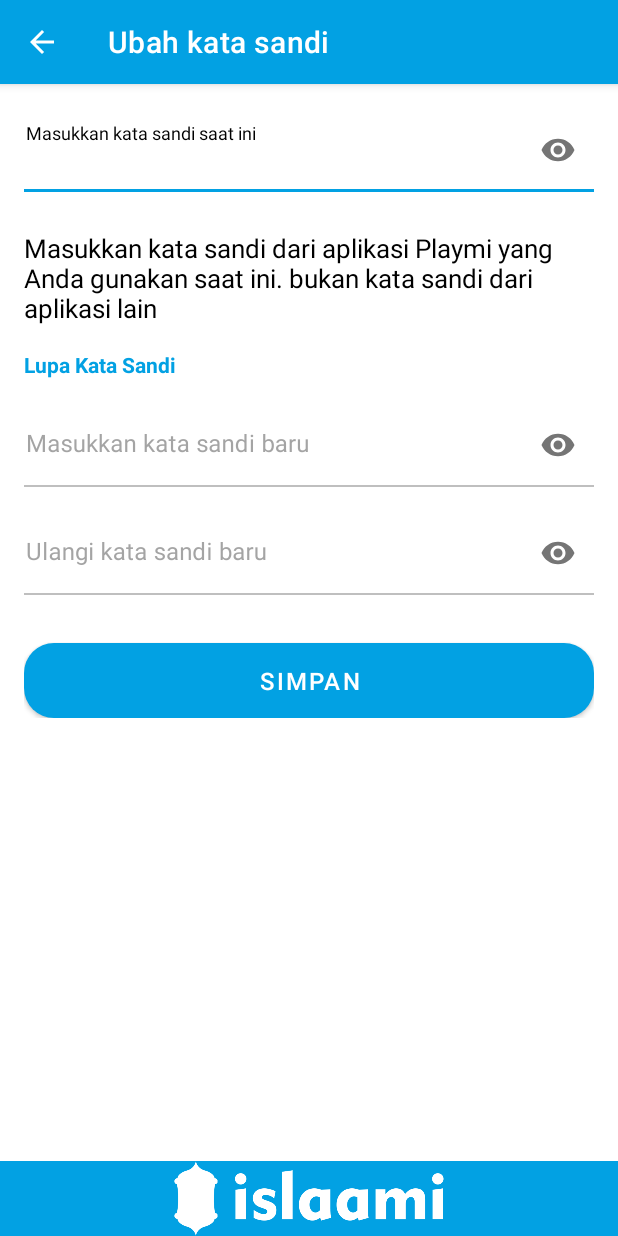
After one commit to islaamiindonesia/playmi-app, an Android app: the ChangePasswordActivity screen opened directly, with no data from a screen before it, on a phone screen of 412 x 824 dp. The commit adds this screen. Run offline under Robolectric (Android 15) with nearby library versions, the phone set to English and light mode, and no system bars; our stand-ins replace Firebase (no records; nobody signed in at launch, a user with empty details on screens opened directly), RxJava; 3 statements that could not run were skipped.

Commit message:
added change password page and the capability

```diff
--- a/app/src/main/AndroidManifest.xml
+++ b/app/src/main/AndroidManifest.xml
@@ -16,6 +16,8 @@
         android:supportsRtl="true"
         android:theme="@style/AppTheme"
         tools:targetApi="n">
+        <activity android:name=".ui.setting.change_password.ChangePasswordActivity"
+            android:theme="@style/SpecialTheme"/>
         <activity
             android:name=".ui.setting.profile.ProfileActivity"
             android:theme="@style/SpecialTheme" />
--- /dev/null
+++ b/app/src/main/java/id/islaami/playmi2021/ui/setting/change_password/ChangePasswordActivity.kt
@@ -0,0 +1,100 @@
+package id.islaami.playmi2021.ui.setting.change_password
+
+import android.content.Context
+import android.content.Intent
+import android.os.Bundle
+import androidx.core.view.isVisible
+import com.google.firebase.auth.EmailAuthProvider
+import com.google.firebase.auth.FirebaseAuth
+import id.islaami.playmi2021.R
+import id.islaami.playmi2021.ui.base.BaseSpecialActivity
+import id.islaami.playmi2021.util.isValidPassword
+import id.islaami.playmi2021.util.ui.showLongToast
+import id.islaami.playmi2021.util.ui.validate
+import kotlinx.android.synthetic.main.activity_change_password.*
+import kotlinx.android.synthetic.main.activity_change_password.progressBar
+import kotlinx.android.synthetic.main.activity_change_password.toolbar
+
+class ChangePasswordActivity : BaseSpecialActivity() {
+    lateinit var email: String
+
+    override fun onCreate(savedInstanceState: Bundle?) {
+        super.onCreate(savedInstanceState)
+        setContentView(R.layout.activity_change_password)
+        setSupportActionBar(toolbar)
+
+        supportActionBar?.setDisplayHomeAsUpEnabled(true)
+
+        if (intent.getStringExtra(EXTRA_EMAIL) == null) {
+            finish()
+        }
+        email = intent.getStringExtra(EXTRA_EMAIL)!!
+
+        btnSave.setOnClickListener {
+            if (validateAll()) {
+                changePassword()
+            }
+        }
+    }
+
+    private fun changePassword() {
+        progressBar.isVisible = true
+        val user = FirebaseAuth.getInstance().currentUser
+
+        val newCredential = EmailAuthProvider.getCredential(email, etPasswordOld.text.toString())
+
+        user?.reauthenticate(newCredential)
+            ?.addOnCompleteListener {
+                if (it.isSuccessful) {
+                    user.updatePassword(etPasswordNew.text.toString()).addOnCompleteListener {
+                        if (it.isSuccessful) {
+                            progressBar.isVisible = false
+                            finish()
+                        } else {
+                            progressBar.isVisible = false
+                            showLongToast("Terjadi kesalahan, coba lagi")
+                        }
+                    }
+                } else {
+                    progressBar.isVisible = false
+                    showLongToast("Kata sandi saat ini salah, coba lagi")
+                }
+            }
+    }
+    private fun validateAll() = validatePasswordOldLength() && validatePasswordNewLength() && validateConfirmPassword()
+
+    private fun validatePasswordOldLength(): Boolean {
+        return etPasswordOld.validate(
+            layoutEtPasswordOld,
+            "Kata Sandi harus lebih dari 6 karakter"
+        ) { it.isValidPassword() }
+    }
+    private fun validatePasswordNewLength(): Boolean {
+        return etPasswordNew.validate(
+            layoutEtPasswordNew,
+            "Kata Sandi harus lebih dari 6 karakter"
+        ) { it.isValidPassword() }
+    }
+
+    private fun validateConfirmPassword(): Boolean {
+        return etPasswordConfirm.validate(
+            layoutEtPasswordConfirm,
+            "Konfirmasi kata sandi harus sama"
+        ) { it.isNotEmpty() && it == etPasswordNew.text.toString() }
+    }
+
+    override fun onSupportNavigateUp(): Boolean {
+        onBackPressed()
+        return true
+    }
+
+    companion object {
+        const val EXTRA_EMAIL = "extra_email"
+
+        fun startActivity(context: Context, email: String) {
+            context.startActivity(Intent(context, ChangePasswordActivity::class.java).apply {
+                putExtra(EXTRA_EMAIL, email)
+            })
+        }
+    }
+}
--- a/app/src/main/java/id/islaami/playmi2021/ui/setting/profile/ProfileActivity.kt
+++ b/app/src/main/java/id/islaami/playmi2021/ui/setting/profile/ProfileActivity.kt
@@ -10,6 +10,7 @@ import androidx.core.view.isVisible
 import id.islaami.playmi2021.R
 import id.islaami.playmi2021.data.model.profile.Profile
 import id.islaami.playmi2021.ui.base.BaseSpecialActivity
+import id.islaami.playmi2021.ui.setting.change_password.ChangePasswordActivity
 import id.islaami.playmi2021.util.*
 import id.islaami.playmi2021.util.ui.*
 import kotlinx.android.synthetic.main.activity_profile.*
@@ -58,6 +59,10 @@ class ProfileActivity : BaseSpecialActivity() {
                 R.id.radioMale -> "L"
                 else -> "P"
             }
+        }
+
+        btnChangePassword.setOnClickListener {
+            ChangePasswordActivity.startActivity(this, etEmail.text.toString())
         }
     }
 
--- /dev/null
+++ b/app/src/main/res/layout/activity_change_password.xml
@@ -0,0 +1,143 @@
+<?xml version="1.0" encoding="utf-8"?>
+<RelativeLayout xmlns:android="http://schemas.android.com/apk/res/android"
+    xmlns:app="http://schemas.android.com/apk/res-auto"
+    xmlns:tools="http://schemas.android.com/tools"
+    android:layout_width="match_parent"
+    android:layout_height="match_parent"
+    android:orientation="vertical"
+    tools:context=".ui.setting.change_password.ChangePasswordActivity">
+    <com.google.android.material.appbar.AppBarLayout
+        android:id="@+id/appBar"
+        android:layout_alignParentStart="true"
+        android:layout_alignParentTop="true"
+        android:layout_alignParentEnd="true"
+        android:layout_width="match_parent"
+        android:layout_height="wrap_content"
+        android:focusable="true">
+
+        <androidx.appcompat.widget.Toolbar
+            android:id="@+id/toolbar"
+            style="@style/ToolbarColoredBackArrow"
+            android:layout_width="match_parent"
+            android:layout_height="?android:attr/actionBarSize"
+            android:elevation="4dp"
+            app:title="Ubah kata sandi" />
+    </com.google.android.material.appbar.AppBarLayout>
+    <androidx.core.widget.NestedScrollView
+        android:layout_below="@id/appBar"
+        android:layout_alignParentStart="true"
+        android:layout_alignParentEnd="true"
+        android:layout_above="@id/appLogo"
+        android:layout_width="match_parent"
+        android:layout_height="match_parent">
+        <LinearLayout
+            android:layout_width="match_parent"
+            android:layout_height="match_parent"
+            android:orientation="vertical"
+            android:paddingHorizontal="16dp">
+            <com.google.android.material.textfield.TextInputLayout
+                android:id="@+id/layoutEtPasswordOld"
+                android:layout_width="match_parent"
+                android:layout_height="wrap_content"
+                android:layout_marginTop="16dp"
+                android:hint="Masukkan kata sandi saat ini"
+                app:passwordToggleEnabled="true">
+
+                <com.google.android.material.textfield.TextInputEditText
+                    android:id="@+id/etPasswordOld"
+                    android:paddingStart="1dp"
+                    android:background="@android:color/transparent"
+                    android:layout_width="match_parent"
+                    android:layout_height="match_parent"
+                    android:inputType="textPassword" />
+            </com.google.android.material.textfield.TextInputLayout>
+            <TextView
+                android:layout_width="wrap_content"
+                android:layout_height="wrap_content"
+                android:layout_marginTop="25dp"
+                android:textColor="@color/text_color"
+                android:textSize="17sp"
+                android:text="Masukkan kata sandi dari aplikasi Playmi yang Anda gunakan saat ini. bukan kata sandi dari aplikasi lain" />
+            <TextView
+                android:layout_width="wrap_content"
+                android:layout_height="wrap_content"
+                android:layout_marginTop="16dp"
+                android:textColor="@color/accent"
+                android:textStyle="bold"
+                android:text="Lupa Kata Sandi" />
+            <com.google.android.material.textfield.TextInputLayout
+                android:id="@+id/layoutEtPasswordNew"
+                android:layout_width="match_parent"
+                android:layout_height="wrap_content"
+                android:layout_marginTop="16dp"
+                android:hint="Masukkan kata sandi baru"
+                app:passwordToggleEnabled="true">
+
+                <com.google.android.material.textfield.TextInputEditText
+                    android:id="@+id/etPasswordNew"
+                    android:paddingStart="1dp"
+                    android:background="@android:color/transparent"
+                    android:layout_width="match_parent"
+                    android:layout_height="match_parent"
+                    android:inputType="textPassword" />
+            </com.google.android.material.textfield.TextInputLayout>
+            <com.google.android.material.textfield.TextInputLayout
+                android:id="@+id/layoutEtPasswordConfirm"
+                android:layout_width="match_parent"
+                android:layout_height="wrap_content"
+                android:layout_marginTop="16dp"
+                android:hint="Ulangi kata sandi baru"
+                app:passwordToggleEnabled="true">
+
+                <com.google.android.material.textfield.TextInputEditText
+                    android:id="@+id/etPasswordConfirm"
+                    android:paddingStart="1dp"
+                    android:background="@android:color/transparent"
+                    android:layout_width="match_parent"
+                    android:layout_height="match_parent"
+                    android:inputType="textPassword" />
+            </com.google.android.material.textfield.TextInputLayout>
+            <com.google.android.material.button.MaterialButton
+                android:id="@+id/btnSave"
+                android:layout_width="match_parent"
+                android:layout_height="50dp"
+                android:layout_marginTop="32dp"
+                android:background="@drawable/btn_capsule"
+                android:fontFamily="sans-serif-medium"
+                android:gravity="center"
+                android:enabled="true"
+                android:text="Simpan"
+                android:textAllCaps="true"
+                android:textColor="@color/white"
+                android:textSize="16sp" />
+        </LinearLayout>
+    </androidx.core.widget.NestedScrollView>
+    <ImageView
+        android:id="@+id/appLogo"
+        android:background="@color/accent"
+        android:src="@drawable/islaami_logo"
+        android:tint="@color/white"
+        android:layout_alignParentStart="true"
+        android:layout_alignParentEnd="true"
+        android:layout_alignParentBottom="true"
+        android:layout_width="match_parent"
+        android:layout_height="50dp"/>
+    <LinearLayout
+        android:id="@id/progressBar"
+        android:background="#77000000"
+        android:gravity="center"
+        android:visibility="gone"
+        android:layout_alignParentStart="true"
+        android:layout_alignParentTop="true"
+        android:layout_alignParentEnd="true"
+        android:layout_alignParentBottom="true"
+        android:layout_width="match_parent"
+        android:layout_height="match_parent">
+        <ProgressBar
+            android:layout_width="match_parent"
+            android:layout_height="wrap_content"
+            android:elevation="8dp"
+            android:layout_marginTop="25dp"
+            android:indeterminateTint="@color/accent"/>
+    </LinearLayout>
+</RelativeLayout>
--- a/app/src/main/res/layout/activity_profile.xml
+++ b/app/src/main/res/layout/activity_profile.xml
@@ -203,6 +203,7 @@
                             android:layout_marginTop="20dp"
                             android:text="Kata Sandi" />
                         <RelativeLayout
+                            android:id="@+id/btnChangePassword"
                             android:layout_width="match_parent"
                             android:layout_height="wrap_content"
                             android:orientation="horizontal">
```
